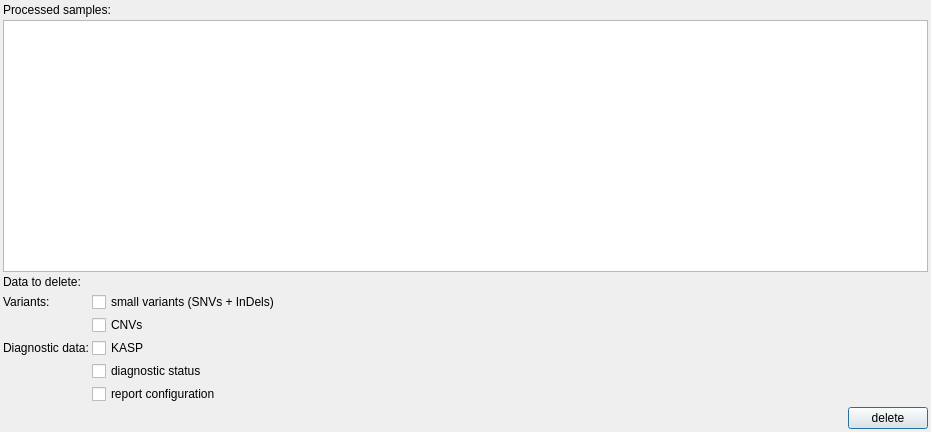
Above: src/GSvar/ProcessedSampleDataDeletionDialog.ui from imgag/ngs-bits before the change. Below: the same form after it.
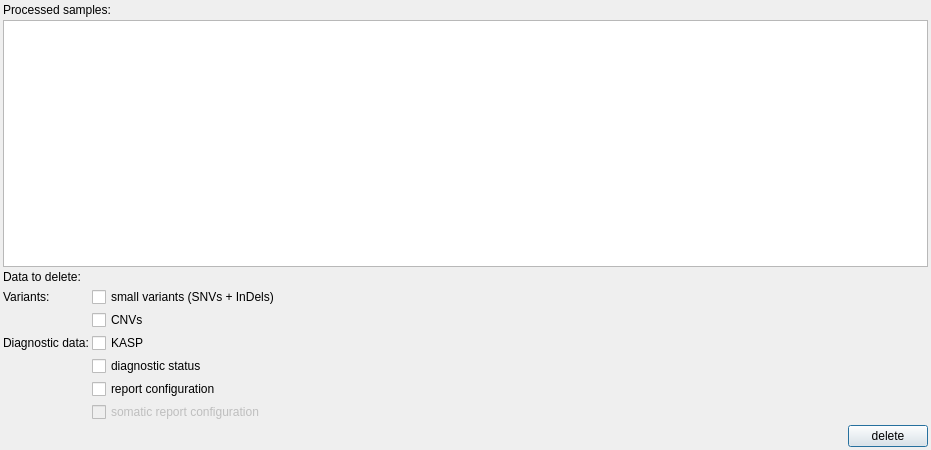
That is the form after the change. Icons and pictures are not drawn. Custom widgets are drawn as their Qt base class.

Commit message: Added option for deleting somatic reports in processed sample widget dialog

Patch:
```diff
--- a/src/GSvar/ProcessedSampleDataDeletionDialog.ui
+++ b/src/GSvar/ProcessedSampleDataDeletionDialog.ui
@@ -7,7 +7,7 @@
     <x>0</x>
     <y>0</y>
     <width>931</width>
-    <height>432</height>
+    <height>450</height>
    </rect>
   </property>
   <property name="windowTitle">
@@ -101,6 +101,19 @@
        </property>
       </widget>
      </item>
+     <item row="6" column="1">
+      <widget class="QCheckBox" name="somatic_report_config">
+       <property name="enabled">
+        <bool>false</bool>
+       </property>
+       <property name="text">
+        <string>somatic report configuration</string>
+       </property>
+       <property name="checkable">
+        <bool>true</bool>
+       </property>
+      </widget>
+     </item>
     </layout>
    </item>
    <item>
```
The commit also changes 6 other files.
